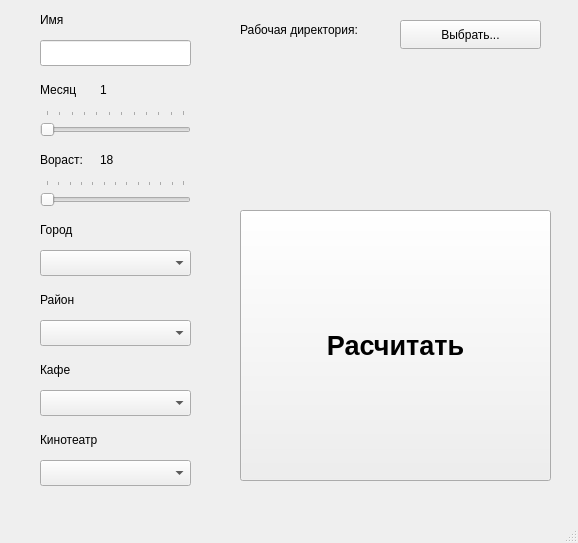
This is mainwindow.ui in vozerVZ/studentCounterQT as Qt 5 draws it before an edit. The edited form follows.
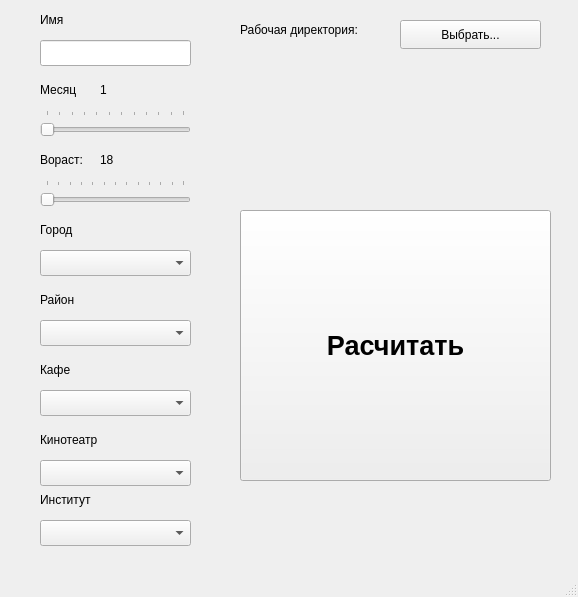
This is the edited form.

Commit message: Add insitute select

The edit to the form file:
```diff
--- a/mainwindow.ui
+++ b/mainwindow.ui
@@ -7,7 +7,7 @@
     <x>0</x>
     <y>0</y>
     <width>578</width>
-    <height>543</height>
+    <height>597</height>
    </rect>
   </property>
   <property name="windowTitle">
@@ -301,6 +301,29 @@
      <string>1</string>
     </property>
    </widget>
+   <widget class="QLabel" name="label_9">
+    <property name="geometry">
+     <rect>
+      <x>40</x>
+      <y>490</y>
+      <width>91</width>
+      <height>20</height>
+     </rect>
+    </property>
+    <property name="text">
+     <string>Институт</string>
+    </property>
+   </widget>
+   <widget class="QComboBox" name="comboBoxInstitute">
+    <property name="geometry">
+     <rect>
+      <x>40</x>
+      <y>520</y>
+      <width>151</width>
+      <height>26</height>
+     </rect>
+    </property>
+   </widget>
   </widget>
   <widget class="QMenuBar" name="menubar">
    <property name="geometry">
```
The commit also changes 1 other file.
